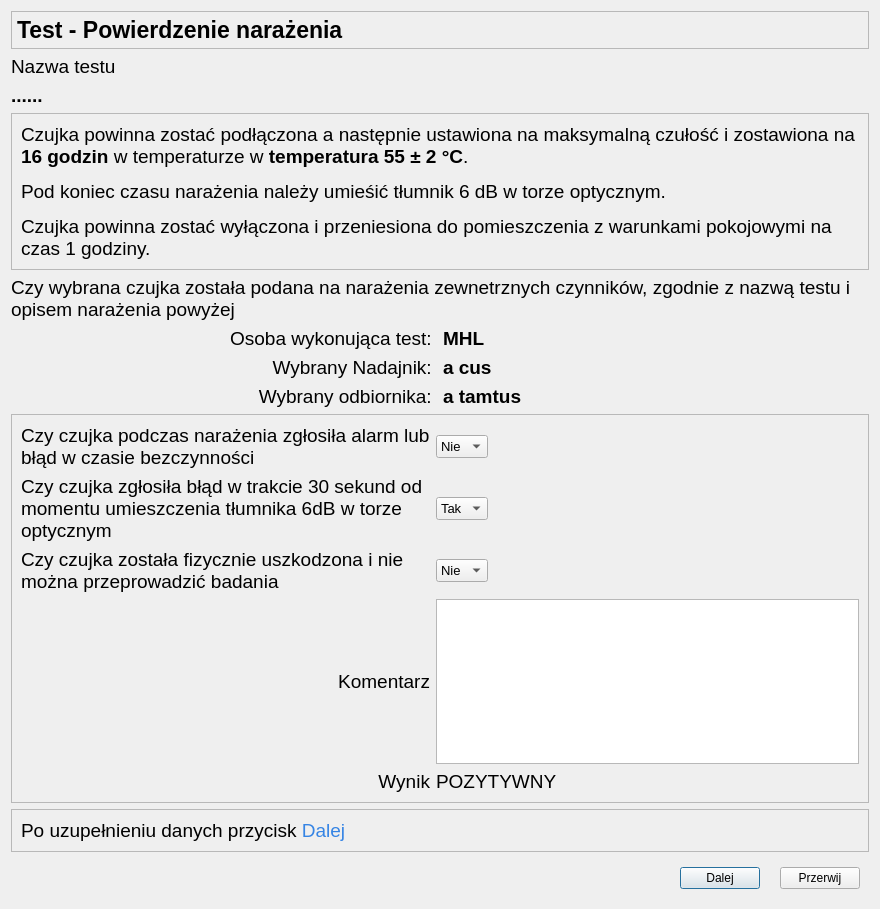
This is CzujkiLinioweApp/oknopotwierdzenieemcnarazenie.ui in wiacekmarcin/CzujkiLiniowe as Qt 5 draws it before an edit. The edited form follows.
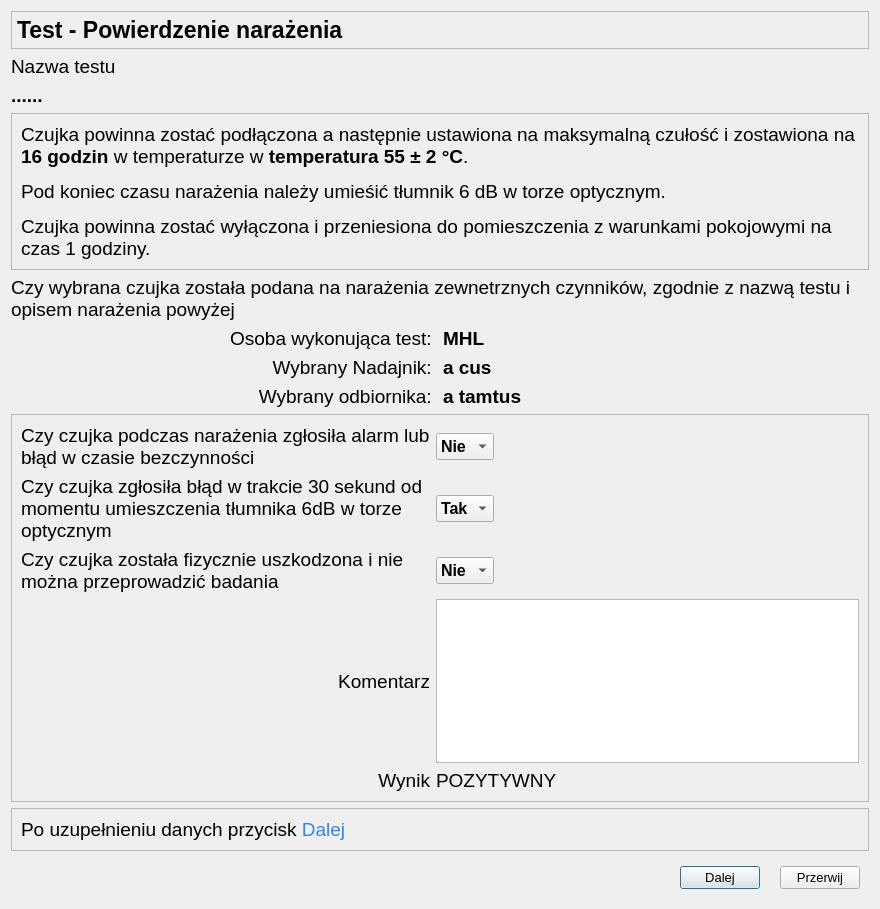
This is the edited form. Icons and pictures are not drawn.

```diff
--- a/CzujkiLinioweApp/oknopotwierdzenieemcnarazenie.ui
+++ b/CzujkiLinioweApp/oknopotwierdzenieemcnarazenie.ui
@@ -22,6 +22,12 @@
     <height>1200</height>
    </size>
   </property>
+  <property name="font">
+   <font>
+    <family>Arial</family>
+    <pointsize>10</pointsize>
+   </font>
+  </property>
   <property name="windowTitle">
    <string>Parametry Testu - potwierdzenie wykonanych czynności</string>
   </property>
@@ -103,6 +109,7 @@
        <widget class="QLabel" name="infonext">
         <property name="font">
          <font>
+          <family>Arial</family>
           <pointsize>14</pointsize>
          </font>
         </property>
@@ -340,7 +347,9 @@
          <widget class="QComboBox" name="cbAlarmYesNo">
           <property name="font">
            <font>
-            <pointsize>10</pointsize>
+            <family>Arial</family>
+            <pointsize>12</pointsize>
+            <bold>true</bold>
            </font>
           </property>
           <item>
@@ -391,7 +400,9 @@
          <widget class="QComboBox" name="cbTlumnik">
           <property name="font">
            <font>
-            <pointsize>10</pointsize>
+            <family>Arial</family>
+            <pointsize>12</pointsize>
+            <bold>true</bold>
            </font>
           </property>
           <item>
@@ -442,7 +453,9 @@
          <widget class="QComboBox" name="cbUszkodzenie">
           <property name="font">
            <font>
-            <pointsize>10</pointsize>
+            <family>Arial</family>
+            <pointsize>12</pointsize>
+            <bold>true</bold>
            </font>
           </property>
           <item>
@@ -476,6 +489,7 @@
        <widget class="QLabel" name="label_3">
         <property name="font">
          <font>
+          <family>Arial</family>
           <pointsize>14</pointsize>
          </font>
         </property>
@@ -494,6 +508,7 @@
        <widget class="QLabel" name="etWynik">
         <property name="font">
          <font>
+          <family>Arial</family>
           <pointsize>14</pointsize>
          </font>
         </property>
@@ -509,6 +524,7 @@
        <widget class="QLabel" name="wynik_narazenia">
         <property name="font">
          <font>
+          <family>Arial</family>
           <pointsize>14</pointsize>
          </font>
         </property>
```
Left out of the diff: 14 changed lines with no effect on the pictures.
